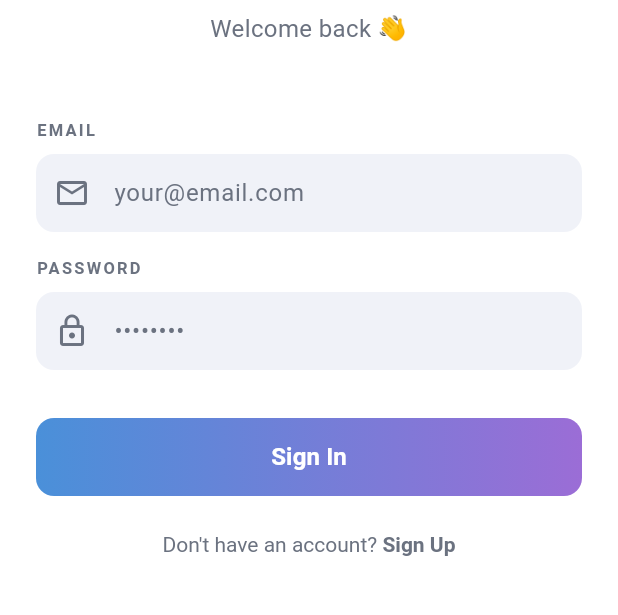
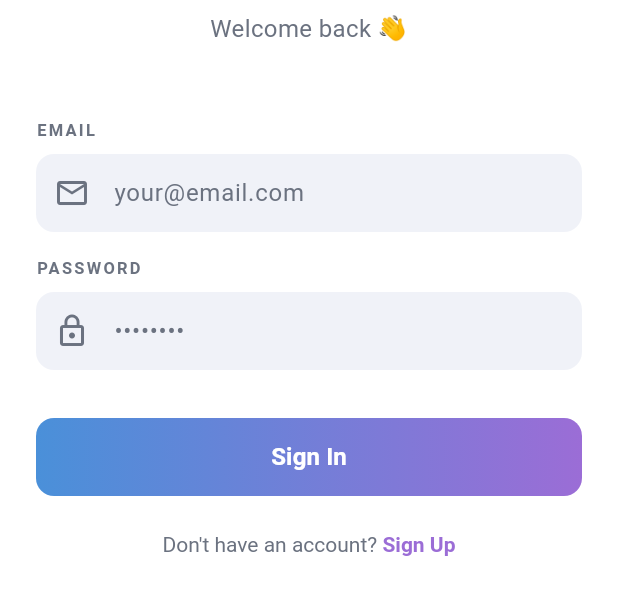
Before and after one commit to gleorush24-gif/rikia, a Flutter app: the screen it shows after launch, on a phone screen of 412 x 824 dp, the part 230-845 px from its top. Run offline on Flutter 3.47's test engine with Material 3 defaults, Android fonts, the phone set to English and light mode, and no system bars; our stand-ins replace shared_preferences.

Commit message:
Fix: compilation errors, white theme

```diff
--- a/mobile/lib/screens/auth/register_screen.dart
+++ b/mobile/lib/screens/auth/register_screen.dart
@@ -124,13 +124,13 @@
               Container(
                 padding: const EdgeInsets.symmetric(horizontal: 16),
                 decoration: BoxDecoration(
-                  color: Colors.whiteLight,
+                  color: const Color(0xFFF5F5F5),
                   borderRadius: BorderRadius.circular(12),
                 ),
                 child: DropdownButtonHideUnderline(
                   child: DropdownButton<String>(
                     value: _province,
-                    dropdownColor: Colors.whiteLight,
+                    dropdownColor: const Color(0xFFF5F5F5),
                     isExpanded: true,
                     style: const TextStyle(color: const Color(0xFF1A1A2E)),
                     items: _provinces.map((p) => DropdownMenuItem(
--- a/mobile/lib/theme/app_theme.dart
+++ b/mobile/lib/theme/app_theme.dart
@@ -8,6 +8,8 @@
   static const Color orange = Color(0xFFFF6B35);
   static const Color yellow = Color(0xFFFFB830);
   static const Color green = Color(0xFF4CAF7D);
+  static const Color red = Color(0xFFE53935);
+  static const Color violet = Color(0xFF9B6DD6);
 
   // App colors - light theme
   static const Color background = Color(0xFFF8F9FE);
@@ -91,7 +93,7 @@
         hintStyle: const TextStyle(color: textSecondary),
         contentPadding: const EdgeInsets.symmetric(horizontal: 16, vertical: 14),
       ),
-      cardTheme: CardTheme(
+      cardTheme: CardThemeData(
         color: surface,
         elevation: 2,
         shadowColor: Colors.black12,
```
Also changed, not shown: 2 other files.
